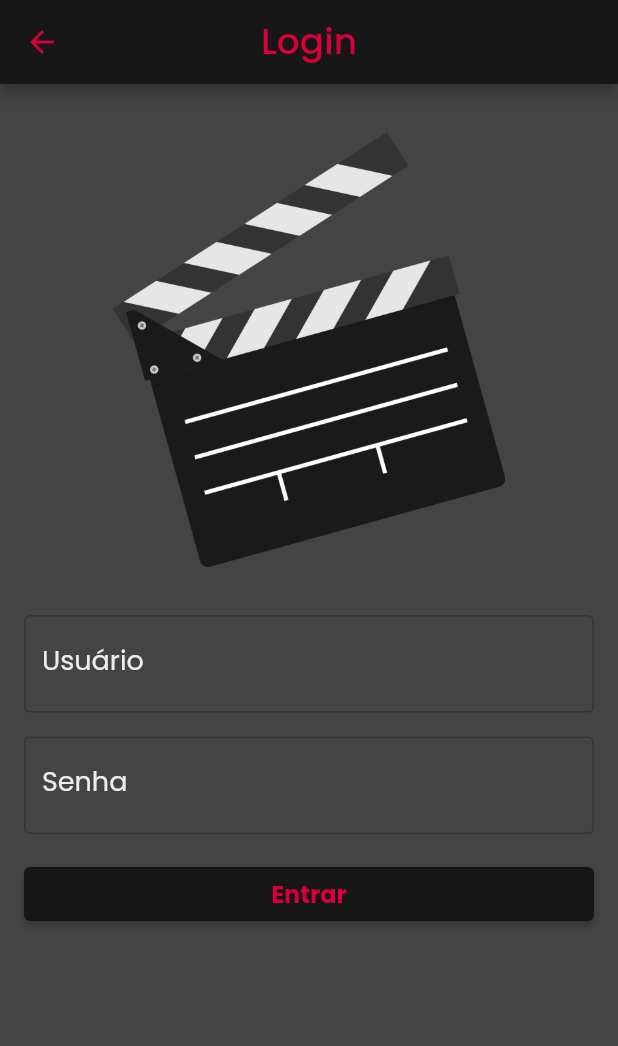
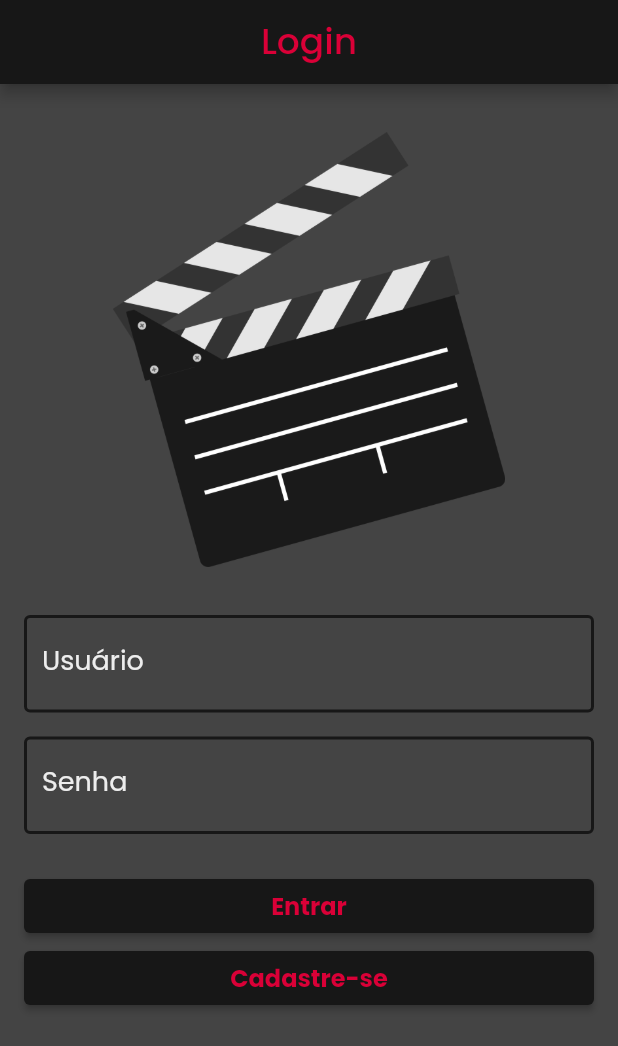
Before and after one commit to lucas-morais27/Avaliador-de-Filmes, a Flutter app: the screen it shows after launch, after a tap on "Entrar", on a phone screen of 412 x 824 dp. Shown: the top 1046 px of the screen. Run offline on Flutter 3.47's test engine with Material 2 defaults, Android fonts, the light colour scheme and no system bars; our stand-ins replace cloud_firestore, firebase_auth, firebase_core, flutter_slidable, google_fonts; accounts and stored records are empty; network calls fail.

Commit message:
feat: tela login ao abrir app

```diff
--- a/lib/main.dart
+++ b/lib/main.dart
@@ -4,11 +4,11 @@ import 'package:google_fonts/google_fonts.dart';
 import 'package:und1_mobile/screens/detalhes_filme_page.dart';
 import 'package:und1_mobile/screens/detalhes_serie_page.dart';
 import 'package:und1_mobile/screens/incial_page.dart';
+import 'package:und1_mobile/screens/login_page.dart';
 import 'package:und1_mobile/styles.dart';
 import 'package:und1_mobile/utils/app_routes.dart';
 
-import 'screens/pagina_cadastro.dart';
-import 'screens/pagina_login.dart';
+import 'screens/cadastro_page.dart';
 
 Future<void> main() async {
   WidgetsFlutterBinding.ensureInitialized();
@@ -44,10 +44,10 @@ class _MainAppState extends State<MainApp> {
       initialRoute: AppRoutes.LOGIN,
       routes: {
         AppRoutes.HOME: (context) => const PaginaInicial(),
-        AppRoutes.DETALHES_FILME: (context) => const DetalhesFilme(),
+        AppRoutes.DETALHES_FILME: (context) => const DetalhesFilmePage(),
         AppRoutes.DETALHES_SERIE: (context) => const DetalhesSerie(),
-        AppRoutes.LOGIN: (context) => PaginaLogin(),
-        AppRoutes.CADASTRO: (context) => PaginaCadastro()
+        AppRoutes.LOGIN: (context) => const LoginPage(),
+        AppRoutes.CADASTRO: (context) => const CadastroPage()
       },
     );
   }
--- a/lib/models/usuario.dart
+++ b/lib/models/usuario.dart
@@ -1,9 +1,9 @@
+import 'package:cloud_firestore/cloud_firestore.dart';
+import 'package:firebase_auth/firebase_auth.dart';
 import 'package:flutter/cupertino.dart';
-import 'package:firebase_auth/firebase_auth.dart';
-import 'package:cloud_firestore/cloud_firestore.dart';
 import 'package:und1_mobile/mocks/mock_filme.dart';
+
 import '../mocks/mock_serie.dart';
-import 'avaliacao.dart';
 
 class Usuario {
   final String email;
@@ -18,12 +18,11 @@ class Usuario {
     required this.senha,
   });
 
-
   String? get uid => _uid;
   set uid(String? uid) => _uid = uid;
 
   Future<String> salvarUsuario() {
-    if(_uid == null) {
+    if (_uid == null) {
       return _cadastrarUsuario();
     } else {
       //TODO _atualizarUsuario();
@@ -33,22 +32,20 @@ class Usuario {
 
   Future<String> _cadastrarUsuario() async {
     try {
-      await _firebaseAuth.createUserWithEmailAndPassword(
-          email: email, password: senha
-      ).then((result) {
+      await _firebaseAuth
+          .createUserWithEmailAndPassword(email: email, password: senha)
+          .then((result) {
         List<dynamic> producoesIniciais = [];
         producoesIniciais.addAll(FILMES);
         producoesIniciais.addAll(SERIES);
         producoesIniciais.shuffle();
         _uid = result.user?.uid;
-        _db.collection('users').doc(_uid).set(
-            {
-              "email": email,
-              "naoAvaliados": producoesIniciais.map((p) => p.id),
-              "naoCurtidos": [],
-              "curtidos": []
-            }
-        );
+        _db.collection('users').doc(_uid).set({
+          "email": email,
+          "naoAvaliados": producoesIniciais.map((p) => p.id),
+          "naoCurtidos": [],
+          "curtidos": []
+        });
       });
     } on FirebaseAuthException catch (e) {
       if (e.code == 'weak-password') {
@@ -56,11 +53,38 @@ class Usuario {
       } else if (e.code == 'email-already-in-use') {
         return 'Esse email já foi cadastrado.';
       }
-    } catch (e){
+    } catch (e) {
       debugPrint(e.toString());
       return 'Não foi possível cadastrar usuário.';
     }
 
     return '';
   }
+
+  static Future<bool> login(String usuario, String senha) async {
+    try {
+      UserCredential userCredential =
+          await FirebaseAuth.instance.signInWithEmailAndPassword(
+        email: usuario,
+        password: senha,
+      );
+
+      // Se o login for bem-sucedido, o usuário é retornado
+      User? user = userCredential.user;
+
+      if (user != null) {
+        // O usuário está logado com sucesso
+        print('Login bem-sucedido: ${user.uid}');
+        return true;
+      } else {
+        // O usuário é nulo, indicando uma falha no login
+        print('Falha no login');
+        return false;
+      }
+    } catch (e) {
+      print('Erro durante o login: $e');
+      // Lida com exceções, como usuário não encontrado, senha incorreta, etc.
+    }
+    return false;
+  }
 }
--- a/lib/screens/detalhes_filme_page.dart
+++ b/lib/screens/detalhes_filme_page.dart
@@ -4,8 +4,8 @@ import 'package:und1_mobile/models/avaliacao.dart';
 
 import '../models/filme.dart';
 
-class DetalhesFilme extends StatelessWidget {
-  const DetalhesFilme({super.key});
+class DetalhesFilmePage extends StatelessWidget {
+  const DetalhesFilmePage({super.key});
 
   @override
   Widget build(BuildContext context) {
--- a/lib/screens/incial_page.dart
+++ b/lib/screens/incial_page.dart
@@ -1,7 +1,6 @@
 import 'package:flutter/cupertino.dart';
 import 'package:provider/provider.dart';
 import 'package:und1_mobile/models/producao_model.dart';
-import 'package:und1_mobile/screens/login_page.dart';
 import 'package:und1_mobile/screens/menu_navegacao_page.dart';
 
 class PaginaInicial extends StatelessWidget {
@@ -15,8 +14,7 @@ class PaginaInicial extends StatelessWidget {
           create: (context) => ProducaoModel(),
         )
       ],
-      // child: const MenuNavegacao(),
-      child: const LoginPage(),
+      child: const MenuNavegacao(),
     );
   }
 }
--- a/lib/screens/login_page.dart
+++ b/lib/screens/login_page.dart
@@ -1,5 +1,6 @@
 import 'package:flutter/material.dart';
-import 'package:flutter/widgets.dart';
+import 'package:und1_mobile/models/usuario.dart';
+import 'package:und1_mobile/utils/app_routes.dart';
 
 class LoginPage extends StatefulWidget {
   const LoginPage({super.key});
@@ -24,7 +25,6 @@ class _LoginPageState extends State<LoginPage> {
     var cores = Theme.of(context).colorScheme;
 
     return Scaffold(
-      // resizeToAvoidBottomInset: false,
       backgroundColor: cores.onSecondaryContainer,
       appBar: AppBar(
         title: const Text(
@@ -39,7 +39,6 @@ class _LoginPageState extends State<LoginPage> {
         child: Padding(
           padding: const EdgeInsets.all(16.0),
           child: Column(
-            // mainAxisAlignment: MainAxisAlignment.center,
             crossAxisAlignment: CrossAxisAlignment.stretch,
             children: <Widget>[
               const SizedBox(height: 16),
@@ -54,8 +53,17 @@ class _LoginPageState extends State<LoginPage> {
                 decoration: InputDecoration(
                   labelText: 'Usuário',
                   labelStyle: TextStyle(color: cores.onSecondary),
-                  border: OutlineInputBorder(
-                    borderSide: BorderSide(color: cores.onSecondary),
+                  focusedBorder: OutlineInputBorder(
+                    borderSide: BorderSide(
+                      color: cores.primary,
+                      width: 2.0,
+                    ),
+                  ),
+                  enabledBorder: OutlineInputBorder(
+                    borderSide: BorderSide(
+                      color: cores.primary,
+                      width: 2.0,
+                    ),
                   ),
                 ),
               ),
@@ -67,23 +75,45 @@ class _LoginPageState extends State<LoginPage> {
                 decoration: InputDecoration(
                   labelText: 'Senha',
                   labelStyle: TextStyle(color: cores.onSecondary),
-                  border: OutlineInputBorder(
-                    borderSide: BorderSide(color: cores.onSecondary),
+                  focusedBorder: OutlineInputBorder(
+                    borderSide: BorderSide(
+                      color: cores.primary,
+                      width: 2.0,
+                    ),
+                  ),
+                  enabledBorder: OutlineInputBorder(
+                    borderSide: BorderSide(
+                      color: cores.primary,
+                      width: 2.0,
+                    ),
                   ),
                 ),
               ),
-              const SizedBox(height: 16),
+              const SizedBox(height: 24),
               ElevatedButton(
-                onPressed: () {
+                onPressed: () async {
                   String email = _usuarioController.text;
                   String senha = _senhaController.text;
 
-                  // Fazer lógica de Login
-                  print('Usuário: $email');
-                  print('Senha: $senha');
+                  if (await Usuario.login(email, senha)) {
+                    if (!context.mounted) {
+                      return;
+                    }
+
+                    Navigator.of(context).pushNamed(AppRoutes.HOME);
+                  }
                 },
                 child: const Text(
                   'Entrar',
+                  style: TextStyle(fontSize: 16, fontWeight: FontWeight.bold),
+                ),
+              ),
+              ElevatedButton(
+                onPressed: () {
+                  Navigator.of(context).pushNamed(AppRoutes.CADASTRO);
+                },
+                child: const Text(
+                  'Cadastre-se',
                   style: TextStyle(fontSize: 16, fontWeight: FontWeight.bold),
                 ),
               ),
--- a/lib/screens/pagina_login.dart
+++ /dev/null
@@ -1,37 +0,0 @@
-import 'package:flutter/cupertino.dart';
-import 'package:flutter/material.dart';
-import 'package:und1_mobile/styles.dart';
-import 'package:und1_mobile/utils/app_routes.dart';
-
-class PaginaLogin extends StatefulWidget {
-  @override
-  State<StatefulWidget> createState() => _PaginaLoginState();
-
-}
-
-class _PaginaLoginState extends State<PaginaLogin> {
-
-
-  @override
-  Widget build(BuildContext context) {
-    var cores = Theme.of(context).colorScheme;
-    return Column(
-      mainAxisAlignment: MainAxisAlignment.center,
-      children: [
-        TextButton(
-          onPressed: () {
-            Navigator.of(context).pushNamed(AppRoutes.CADASTRO);
-          },
-          child: Text('Cadastre-se', style: estiloSubTitulo4.copyWith(color: cores.onPrimary),),
-        ),
-        TextButton(
-          onPressed: () {
-            Navigator.of(context).pushNamed(AppRoutes.HOME);
-          },
-          child: Text('Entrar',style: estiloSubTitulo4.copyWith(color: cores.onPrimary)),
-        ),
-    ]
-    );
-  }
-
-}
```
Also changed, not shown: lib/screens/cadastro_page.dart (added, +151 -0 lines), lib/screens/curtidos_page.dart (+4 -4 lines), lib/screens/filmes_nao_avaliados_page.dart (+6 -5 lines), lib/screens/menu_navegacao_page.dart (+7 -7 lines), lib/screens/nao_curtidos_page.dart (+4 -4 lines), lib/screens/pagina_cadastro.dart (deleted, +0 -139 lines).
